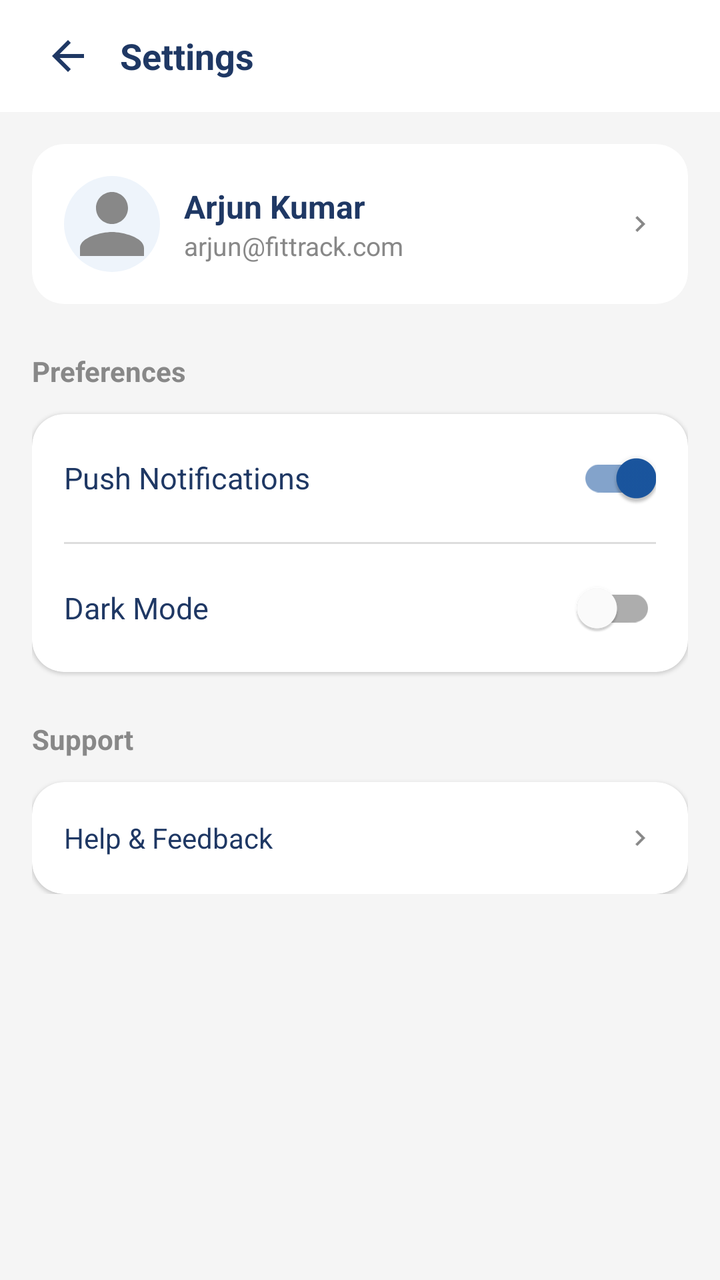
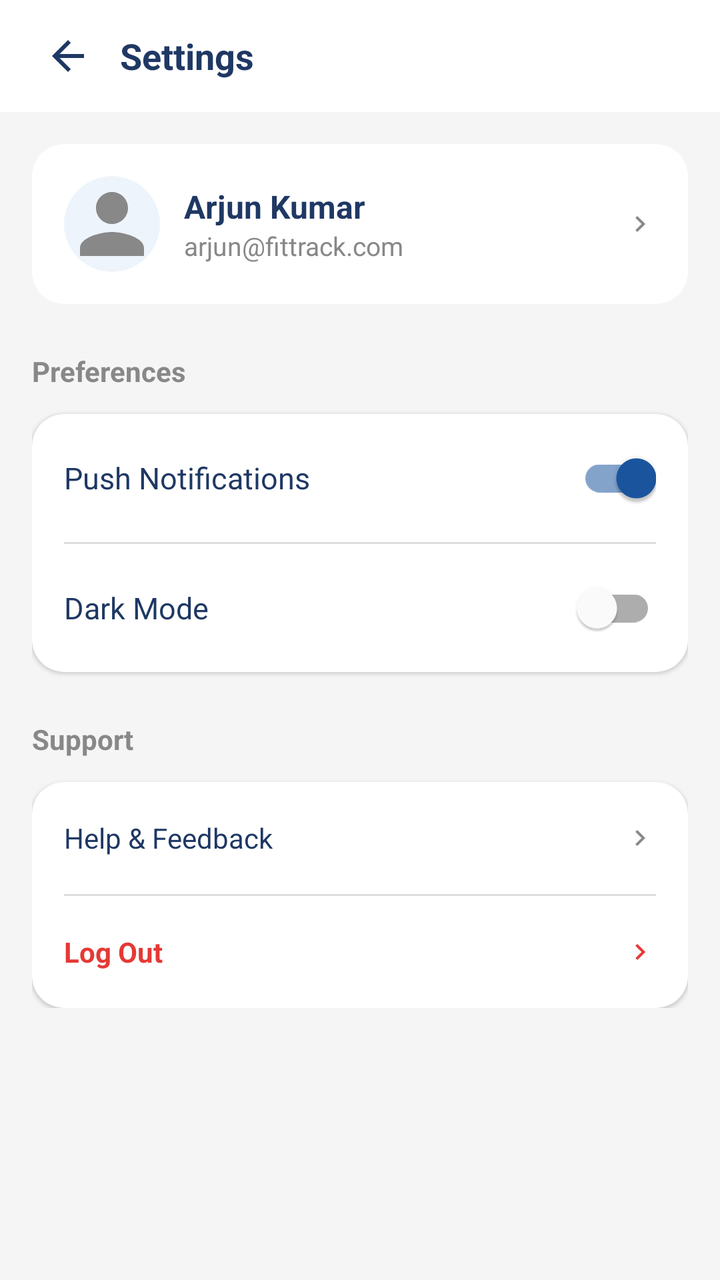

Two renders of the same Android screen: before a commit and after it. Below are the layout's source before the change and the commit's diff.
<!-- AndroidManifest.xml: application theme Theme.FitTrack -->
<!-- res/layout/activity_settings.xml -->
<?xml version="1.0" encoding="utf-8"?>
<LinearLayout xmlns:android="http://schemas.android.com/apk/res/android"
    xmlns:app="http://schemas.android.com/apk/res-auto"
    android:layout_width="match_parent"
    android:layout_height="match_parent"
    android:background="@color/background"
    android:orientation="vertical">

    
    <LinearLayout
        android:layout_width="match_parent"
        android:layout_height="56dp"
        android:background="@color/surface"
        android:gravity="center_vertical"
        android:orientation="horizontal"
        android:paddingStart="16dp"
        android:paddingEnd="16dp">

        <ImageButton
            android:id="@+id/btn_back"
            android:layout_width="36dp"
            android:layout_height="36dp"
            android:background="@null"
            android:src="@drawable/ic_back_arrow_dark"
            app:tint="@color/text_primary" />

        <TextView
            android:layout_width="0dp"
            android:layout_height="wrap_content"
            android:layout_marginStart="8dp"
            android:layout_weight="1"
            android:text="Settings"
            android:textColor="@color/text_primary"
            android:textSize="18sp"
            android:textStyle="bold" />
    </LinearLayout>

    <ScrollView
        android:layout_width="match_parent"
        android:layout_height="match_parent">

        <LinearLayout
            android:layout_width="match_parent"
            android:layout_height="wrap_content"
            android:orientation="vertical"
            android:padding="16dp">

            
            <androidx.cardview.widget.CardView
                android:id="@+id/card_profile"
                android:layout_width="match_parent"
                android:layout_height="wrap_content"
                android:layout_marginBottom="24dp"
                app:cardBackgroundColor="@color/surface"
                app:cardCornerRadius="16dp"
                app:cardElevation="0dp">

                <LinearLayout
                    android:layout_width="match_parent"
                    android:layout_height="wrap_content"
                    android:gravity="center_vertical"
                    android:orientation="horizontal"
                    android:padding="16dp">

                    <ImageView
                        android:id="@+id/iv_settings_pic"
                        android:layout_width="48dp"
                        android:layout_height="48dp"
                        android:background="@drawable/bg_circle_blue"
                        android:backgroundTint="@color/card_bg"
                        android:scaleType="centerCrop"
                        android:src="@drawable/ic_person" />

                    <LinearLayout
                        android:layout_width="0dp"
                        android:layout_height="wrap_content"
                        android:layout_marginStart="12dp"
                        android:layout_weight="1"
                        android:orientation="vertical">

                        <TextView
                            android:id="@+id/tv_settings_name"
                            android:layout_width="wrap_content"
                            android:layout_height="wrap_content"
                            android:text="Arjun Kumar"
                            android:textColor="@color/text_primary"
                            android:textSize="16sp"
                            android:textStyle="bold" />

                        <TextView
                            android:id="@+id/tv_settings_email"
                            android:layout_width="wrap_content"
                            android:layout_height="wrap_content"
                            android:text="arjun@fittrack.com"
                            android:textColor="@color/text_secondary"
                            android:textSize="13sp" />
                    </LinearLayout>

                    <ImageView
                        android:layout_width="16dp"
                        android:layout_height="16dp"
                        android:src="@drawable/ic_chevron_right"
                        app:tint="@color/text_secondary" />
                </LinearLayout>
            </androidx.cardview.widget.CardView>

            <TextView
                android:layout_width="wrap_content"
                android:layout_height="wrap_content"
                android:layout_marginBottom="12dp"
                android:text="Preferences"
                android:textColor="@color/text_secondary"
                android:textSize="14sp"
                android:textStyle="bold" />

            <androidx.cardview.widget.CardView
                android:layout_width="match_parent"
                android:layout_height="wrap_content"
                android:layout_marginBottom="24dp"
                app:cardBackgroundColor="@color/surface"
                app:cardCornerRadius="16dp"
                app:cardElevation="1dp">

                <LinearLayout
                    android:layout_width="match_parent"
                    android:layout_height="wrap_content"
                    android:orientation="vertical">

                    <LinearLayout
                        android:layout_width="match_parent"
                        android:layout_height="64dp"
                        android:gravity="center_vertical"
                        android:paddingHorizontal="16dp">
                        <TextView android:layout_width="0dp" android:layout_height="wrap_content" android:layout_weight="1" android:text="Push Notifications" android:textColor="@color/text_primary" android:textSize="15sp"/>
                        <com.google.android.material.switchmaterial.SwitchMaterial
                            android:id="@+id/switch_notifications"
                            android:layout_width="wrap_content"
                            android:layout_height="wrap_content"
                            android:checked="true" />
                    </LinearLayout>

                    <View android:layout_width="match_parent" android:layout_height="1dp" android:background="@color/divider" android:layout_marginHorizontal="16dp"/>

                    <LinearLayout
                        android:layout_width="match_parent"
                        android:layout_height="64dp"
                        android:gravity="center_vertical"
                        android:paddingHorizontal="16dp">
                        <TextView android:layout_width="0dp" android:layout_height="wrap_content" android:layout_weight="1" android:text="Dark Mode" android:textColor="@color/text_primary" android:textSize="15sp"/>
                        <com.google.android.material.switchmaterial.SwitchMaterial
                            android:id="@+id/switch_dark_mode"
                            android:layout_width="wrap_content"
                            android:layout_height="wrap_content" />
                    </LinearLayout>

                </LinearLayout>
            </androidx.cardview.widget.CardView>

            <TextView
                android:layout_width="wrap_content"
                android:layout_height="wrap_content"
                android:layout_marginBottom="12dp"
                android:text="Support"
                android:textColor="@color/text_secondary"
                android:textSize="14sp"
                android:textStyle="bold" />

            <androidx.cardview.widget.CardView
                android:layout_width="match_parent"
                android:layout_height="wrap_content"
                app:cardBackgroundColor="@color/surface"
                app:cardCornerRadius="16dp"
                app:cardElevation="1dp">

                <LinearLayout
                    android:layout_width="match_parent"
                    android:layout_height="wrap_content"
                    android:orientation="vertical">

                    <LinearLayout
                        android:id="@+id/row_help"
                        android:layout_width="match_parent"
                        android:layout_height="56dp"
                        android:gravity="center_vertical"
                        android:clickable="true"
                        android:focusable="true"
                        android:background="?attr/selectableItemBackground"
                        android:paddingHorizontal="16dp">
                        <TextView android:layout_width="0dp" android:layout_height="wrap_content" android:layout_weight="1" android:text="Help &amp; Feedback" android:textColor="@color/text_primary" android:textSize="14sp"/>
                        <ImageView android:layout_width="16dp" android:layout_height="16dp" android:src="@drawable/ic_chevron_right" app:tint="@color/text_secondary"/>
                    </LinearLayout>

                </LinearLayout>
            </androidx.cardview.widget.CardView>

        </LinearLayout>
    </ScrollView>
</LinearLayout>
<!-- resources referenced by this layout -->
<resources>
  <color name="background">#F5F5F5</color>
  <color name="card_bg">#EEF4FB</color>
  <color name="divider">#DDDDDD</color>
  <color name="surface">#FFFFFF</color>
  <color name="text_primary">#1F3864</color>
  <color name="text_secondary">#888888</color>
  <!-- drawable bg_circle_blue (drawable) -->
  <?xml version="1.0" encoding="utf-8"?>
  <shape xmlns:android="http://schemas.android.com/apk/res/android"
      android:shape="oval">
      <solid android:color="#1A56A0" />
  </shape>
  <!-- drawable ic_back_arrow_dark (drawable) -->
  <vector xmlns:android="http://schemas.android.com/apk/res/android"
      android:width="24dp" android:height="24dp"
      android:viewportWidth="24" android:viewportHeight="24">
      <path android:fillColor="#1F3864"
          android:pathData="M20,11H7.83l5.59,-5.59L12,4l-8,8 8,8 1.41,-1.41L7.83,13H20v-2z"/>
  </vector>
  <!-- drawable ic_chevron_right (drawable) -->
  <?xml version="1.0" encoding="utf-8"?>
  <vector xmlns:android="http://schemas.android.com/apk/res/android"
      android:width="24dp" android:height="24dp"
      android:viewportWidth="24" android:viewportHeight="24">
      <path
          android:fillColor="#AAAAAA"
          android:pathData="M10,6L8.59,7.41 13.17,12l-4.58,4.59L10,18l6,-6z" />
  </vector>
  <!-- drawable ic_person (drawable) -->
  <?xml version="1.0" encoding="utf-8"?>
  <vector xmlns:android="http://schemas.android.com/apk/res/android"
      android:width="24dp" android:height="24dp"
      android:viewportWidth="24" android:viewportHeight="24">
      <path
          android:fillColor="#888888"
          android:pathData="M12,12c2.21,0 4,-1.79 4,-4s-1.79,-4 -4,-4 -4,1.79 -4,4 1.79,4 4,4zM12,14c-2.67,0 -8,1.34 -8,4v2h16v-2c0,-2.66 -5.33,-4 -8,-4z" />
  </vector>
  <style name="Theme.FitTrack" parent="Theme.MaterialComponents.DayNight.NoActionBar">
          
          <item name="colorPrimary">@color/primary</item>
          <item name="colorPrimaryDark">@color/primary_dark</item>
          <item name="colorAccent">@color/primary</item>
  
          
          <item name="android:statusBarColor">@color/primary_dark</item>
  
          
          <item name="android:windowBackground">@color/background</item>
  
          
          <item name="colorSurface">@color/surface</item>
          <item name="android:colorBackground">@color/background</item>
      </style>
  <color name="primary">#1A56A0</color>
  <color name="primary_dark">#1F3864</color>
</resources>

<!-- the commit's change to res/layout/activity_settings.xml (unified diff, before → after) -->
@@ -190,6 +190,21 @@
                         <ImageView android:layout_width="16dp" android:layout_height="16dp" android:src="@drawable/ic_chevron_right" app:tint="@color/text_secondary"/>
                     </LinearLayout>
 
+                    <View android:layout_width="match_parent" android:layout_height="1dp" android:background="@color/divider" android:layout_marginHorizontal="16dp"/>
+
+                    <LinearLayout
+                        android:id="@+id/row_logout"
+                        android:layout_width="match_parent"
+                        android:layout_height="56dp"
+                        android:gravity="center_vertical"
+                        android:clickable="true"
+                        android:focusable="true"
+                        android:background="?attr/selectableItemBackground"
+                        android:paddingHorizontal="16dp">
+                        <TextView android:layout_width="0dp" android:layout_height="wrap_content" android:layout_weight="1" android:text="Log Out" android:textColor="#E53935" android:textSize="14sp" android:textStyle="bold"/>
+                        <ImageView android:layout_width="16dp" android:layout_height="16dp" android:src="@drawable/ic_chevron_right" app:tint="#E53935"/>
+                    </LinearLayout>
+
                 </LinearLayout>
             </androidx.cardview.widget.CardView>
 
